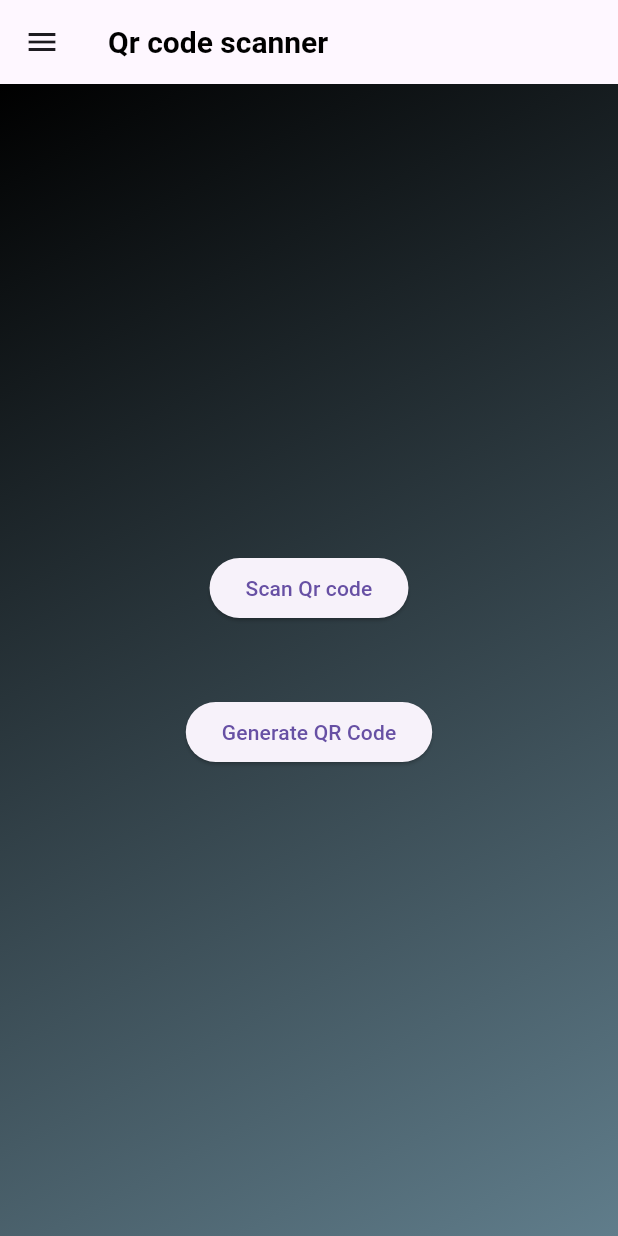
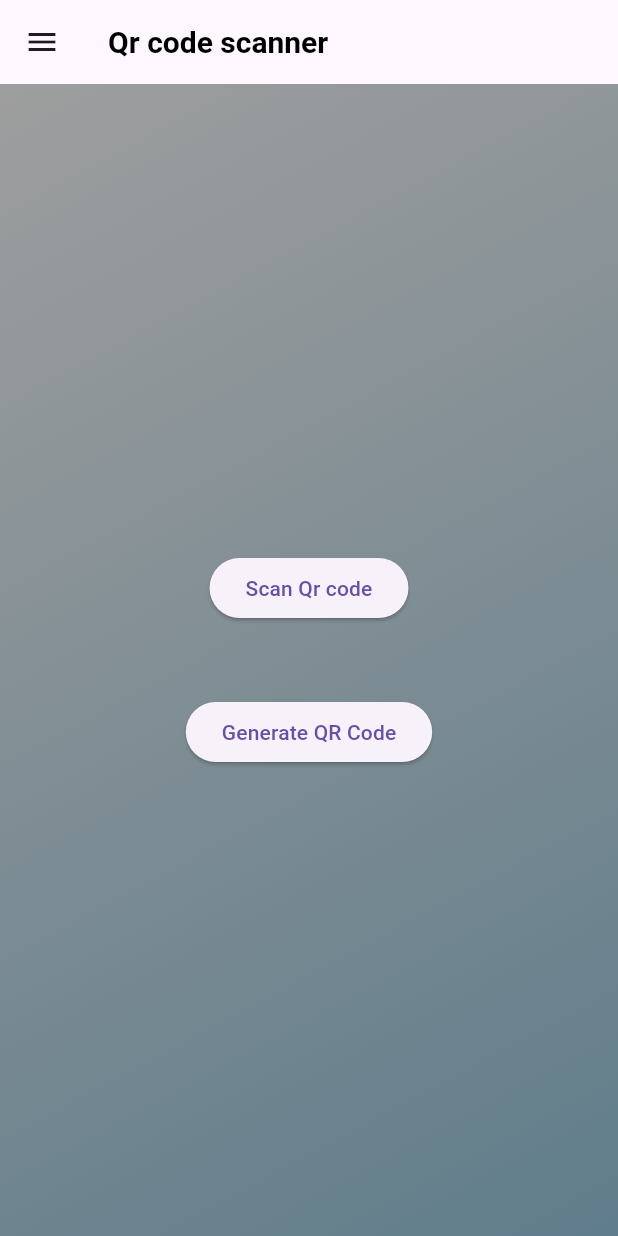
Before and after one commit to a1bx/Haux_Huntr, a Flutter app: the screen it shows after launch, on a phone screen of 412 x 824 dp. Run offline on Flutter 3.47's test engine with Material 3 defaults, Android fonts, the light colour scheme and no system bars; our stand-ins replace qr_flutter; missing offline and left inert: flutter_barcode_scanner.

Commit message:
background color

```diff
--- a/lib/main.dart
+++ b/lib/main.dart
@@ -40,14 +40,14 @@ class _HomepageState extends State<Homepage> {
           ),
         ),
         backgroundColor: Colors.transparent,
-        elevation: 0, // removes the shadow
+        elevation: 0,
       ),
       body: Container(
         decoration: BoxDecoration(
           gradient: LinearGradient(
             begin: Alignment.topLeft,
             end: Alignment.bottomRight,
-            colors: [Colors.black, Colors.blueGrey],
+            colors: [Colors.grey, Colors.blueGrey],
           ),
         ),
         child: Center(
```
